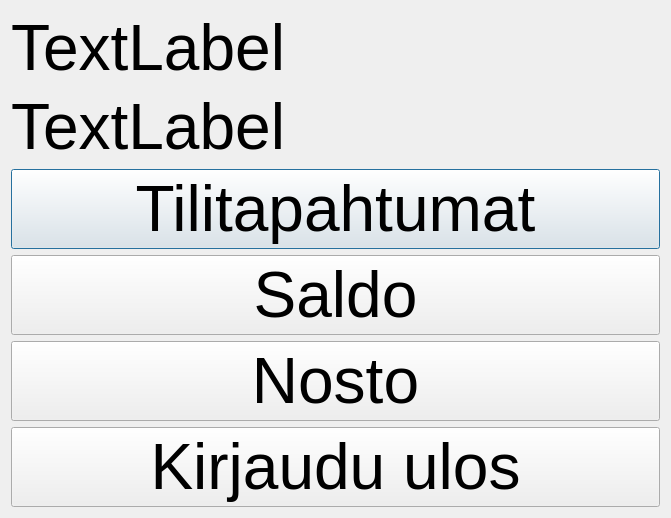
This is bankautomat/valikko_credit.ui in tvt21kmo-bank-project/group_3 as Qt 5 draws it before an edit. The edited form follows.
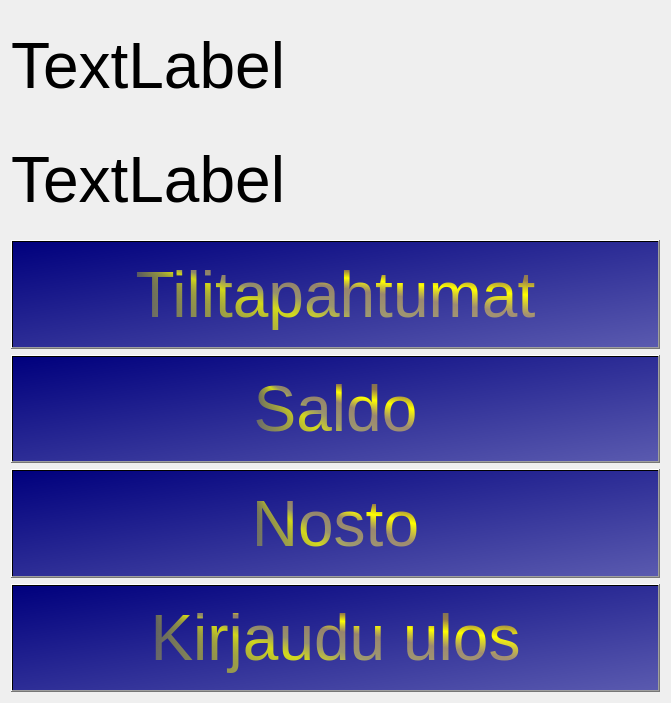
This is the edited form.

Diff of the .ui file:
```diff
--- a/bankautomat/valikko_credit.ui
+++ b/bankautomat/valikko_credit.ui
@@ -7,7 +7,7 @@
     <x>0</x>
     <y>0</y>
     <width>671</width>
-    <height>518</height>
+    <height>703</height>
    </rect>
   </property>
   <property name="windowTitle">
@@ -52,29 +52,8 @@
       </font>
      </property>
      <property name="styleSheet">
-      <string notr="true">QPushButton {
-
-  background-color:  #C0C0C0;
-    border-style: outset;
-    border-width: 2px;
-    border-radius: 10px;
-    border-color: beige;
-    min-width: 10em;
-    padding: 6px;
-	color: black;
-}♣
-
-QPushButton:pressed {
-
-  background-color:  #808080;
-    border-style: outset;
-    border-width: 2px;
-    border-radius: 10px;
-    border-color: beige;
-    min-width: 10em;
-    padding: 6px;
-	color: black;
-}♣</string>
+      <string notr="true">background-color: qlineargradient(spread:pad, x1:0, y1:0, x2:1, y2:1, stop:0 rgba(0, 0, 125, 255), stop:1 rgba(90, 90, 175, 255));
+color: qconicalgradient(cx:0, cy:0, angle:135, stop:0 rgba(255, 255, 0, 69), stop:0.375 rgba(255, 255, 0, 69), stop:0.423533 rgba(251, 255, 0, 145), stop:0.45 rgba(247, 255, 0, 208), stop:0.477581 rgba(255, 244, 71, 130), stop:0.518717 rgba(255, 218, 71, 130), stop:0.55 rgba(255, 255, 0, 255), stop:0.57754 rgba(255, 203, 0, 130), stop:0.625 rgba(255, 255, 0, 69), stop:1 rgba(255, 255, 0, 69));</string>
      </property>
      <property name="text">
       <string>Tilitapahtumat</string>
@@ -95,29 +74,8 @@
       </font>
      </property>
      <property name="styleSheet">
-      <string notr="true">QPushButton {
-
-  background-color:  #C0C0C0;
-    border-style: outset;
-    border-width: 2px;
-    border-radius: 10px;
-    border-color: beige;
-    min-width: 10em;
-    padding: 6px;
-	color: black;
-}♣
-
-QPushButton:pressed {
-
-  background-color:  #808080;
-    border-style: outset;
-    border-width: 2px;
-    border-radius: 10px;
-    border-color: beige;
-    min-width: 10em;
-    padding: 6px;
-	color: black;
-}♣</string>
+      <string notr="true">background-color: qlineargradient(spread:pad, x1:0, y1:0, x2:1, y2:1, stop:0 rgba(0, 0, 125, 255), stop:1 rgba(90, 90, 175, 255));
+color: qconicalgradient(cx:0, cy:0, angle:135, stop:0 rgba(255, 255, 0, 69), stop:0.375 rgba(255, 255, 0, 69), stop:0.423533 rgba(251, 255, 0, 145), stop:0.45 rgba(247, 255, 0, 208), stop:0.477581 rgba(255, 244, 71, 130), stop:0.518717 rgba(255, 218, 71, 130), stop:0.55 rgba(255, 255, 0, 255), stop:0.57754 rgba(255, 203, 0, 130), stop:0.625 rgba(255, 255, 0, 69), stop:1 rgba(255, 255, 0, 69));</string>
      </property>
      <property name="text">
       <string>Saldo</string>
@@ -138,29 +96,8 @@
       </font>
      </property>
      <property name="styleSheet">
-      <string notr="true">QPushButton {
-
-  background-color:  #C0C0C0;
-    border-style: outset;
-    border-width: 2px;
-    border-radius: 10px;
-    border-color: beige;
-    min-width: 10em;
-    padding: 6px;
-	color: black;
-}♣
-
-QPushButton:pressed {
-
-  background-color:  #808080;
-    border-style: outset;
-    border-width: 2px;
-    border-radius: 10px;
-    border-color: beige;
-    min-width: 10em;
-    padding: 6px;
-	color: black;
-}♣</string>
+      <string notr="true">background-color: qlineargradient(spread:pad, x1:0, y1:0, x2:1, y2:1, stop:0 rgba(0, 0, 125, 255), stop:1 rgba(90, 90, 175, 255));
+color: qconicalgradient(cx:0, cy:0, angle:135, stop:0 rgba(255, 255, 0, 69), stop:0.375 rgba(255, 255, 0, 69), stop:0.423533 rgba(251, 255, 0, 145), stop:0.45 rgba(247, 255, 0, 208), stop:0.477581 rgba(255, 244, 71, 130), stop:0.518717 rgba(255, 218, 71, 130), stop:0.55 rgba(255, 255, 0, 255), stop:0.57754 rgba(255, 203, 0, 130), stop:0.625 rgba(255, 255, 0, 69), stop:1 rgba(255, 255, 0, 69));</string>
      </property>
      <property name="text">
       <string>Nosto</string>
@@ -181,29 +118,8 @@
       </font>
      </property>
      <property name="styleSheet">
-      <string notr="true">QPushButton {
-
-  background-color:  #C0C0C0;
-    border-style: outset;
-    border-width: 2px;
-    border-radius: 10px;
-    border-color: beige;
-    min-width: 10em;
-    padding: 6px;
-	color: black;
-}♣
-
-QPushButton:pressed {
-
-  background-color:  #808080;
-    border-style: outset;
-    border-width: 2px;
-    border-radius: 10px;
-    border-color: beige;
-    min-width: 10em;
-    padding: 6px;
-	color: black;
-}♣</string>
+      <string notr="true">background-color: qlineargradient(spread:pad, x1:0, y1:0, x2:1, y2:1, stop:0 rgba(0, 0, 125, 255), stop:1 rgba(90, 90, 175, 255));
+color: qconicalgradient(cx:0, cy:0, angle:135, stop:0 rgba(255, 255, 0, 69), stop:0.375 rgba(255, 255, 0, 69), stop:0.423533 rgba(251, 255, 0, 145), stop:0.45 rgba(247, 255, 0, 208), stop:0.477581 rgba(255, 244, 71, 130), stop:0.518717 rgba(255, 218, 71, 130), stop:0.55 rgba(255, 255, 0, 255), stop:0.57754 rgba(255, 203, 0, 130), stop:0.625 rgba(255, 255, 0, 69), stop:1 rgba(255, 255, 0, 69));</string>
      </property>
      <property name="text">
       <string>Kirjaudu ulos</string>
```
